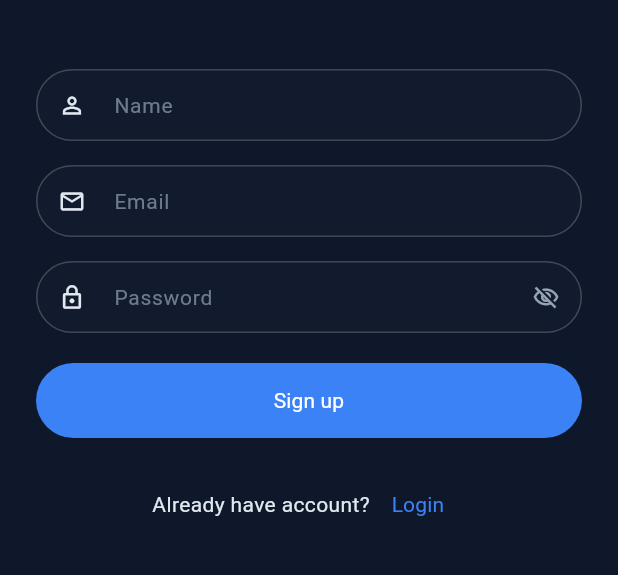
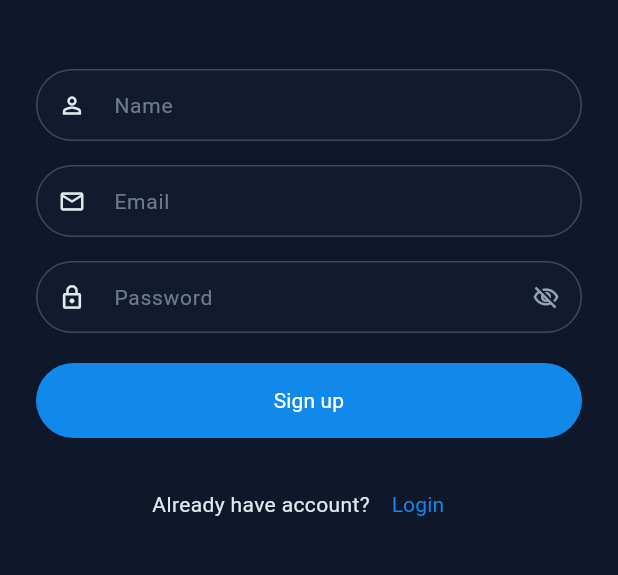
Before and after one commit to huraira-younas/watchmate, a Flutter app: the screen it shows after launch, after a tap on the "dark mode" icon, after a tap on "Sign up", on a phone screen of 412 x 824 dp, the part 477-1052 px from its top. Run offline on Flutter 3.47's test engine with Material 3 defaults, Android fonts, the phone set to English and light mode, and no system bars; our stand-ins replace cached_network_image, country_picker, flutter_bloc, go_router, loading_animation_widget, shared_preferences; Roboto replaces fonts that are missing (Bold, Regular).

Commit message:
Fixed bugs

```diff
--- a/watchmate_app/lib/constants/app_assets.dart
+++ b/watchmate_app/lib/constants/app_assets.dart
@@ -1,18 +1,5 @@
 import 'package:watchmate_app/services/pre_loader.dart';
 import 'package:watchmate_app/router/route_paths.dart';
-
-class AppIllustrations {
-  late final String _base;
-  final String _pre;
-
-  AppIllustrations(this._pre) {
-    _base = '$_pre/illustrations';
-  }
-
-  String get login => '$_base/login.png';
-
-  List<String> get preloadList => [login];
-}
 
 class AppIcons {
   late final String _base;
@@ -31,16 +18,12 @@ class AppAssets {
   static const _pre = "assets";
   static const _images = "$_pre/images";
 
-  static final illustrations = AppIllustrations(_images);
   static final icons = AppIcons(_images);
 
   static void registerPreloads() {
-    Preloader.register('global', [
-      ...illustrations.preloadList,
-      ...icons.preloadList,
-    ]);
+    Preloader.register('global', [...icons.preloadList]);
 
-    Preloader.register(RoutePaths.login, [illustrations.login]);
     Preloader.register(RoutePaths.splash, [icons.appIcon]);
+    Preloader.register(RoutePaths.login, [icons.appIcon]);
   }
 }
--- a/watchmate_app/lib/constants/app_themes.dart
+++ b/watchmate_app/lib/constants/app_themes.dart
@@ -3,8 +3,8 @@ import 'package:flutter/material.dart';
 class AppColors {
   // Base
   // static const Color lightPrimary = Color(0xFF6D53F4);
-  static const Color lightPrimary = Color(0xFF3B82F6);
-  static const Color darkPrimary = Color(0xFF3B82F6);
+  static const Color lightPrimary = Color(0xFF1189EA);
+  static const Color darkPrimary = Color(0xFF1189EA);
 
   static const Color lightBackground = Color(0xFFFFFFFF);
   static const Color darkBackground = Color(0xFF0F172A);
--- a/watchmate_app/pubspec.yaml
+++ b/watchmate_app/pubspec.yaml
@@ -36,7 +36,6 @@ flutter:
   uses-material-design: true
 
   assets:
-    - assets/images/illustrations/
     - assets/images/icons/
     - assets/
 
```
Also changed, not shown: watchmate_app/assets/images/illustrations/login.png (deleted).
